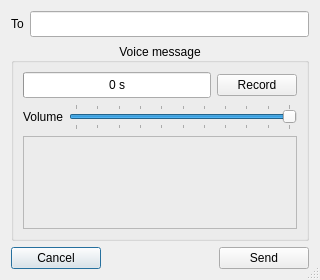
Stkai/BeeBEEP, file src/voicechat/GuiRecordVoiceMessage.ui: the form before one commit.
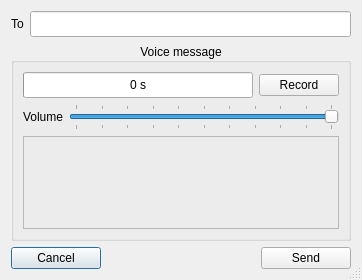
The form after the commit. Icons and pictures are not drawn.

```diff
--- a/src/voicechat/GuiRecordVoiceMessage.ui
+++ b/src/voicechat/GuiRecordVoiceMessage.ui
@@ -9,7 +9,7 @@
    <rect>
     <x>0</x>
     <y>0</y>
-    <width>320</width>
+    <width>362</width>
     <height>280</height>
    </rect>
   </property>
```
